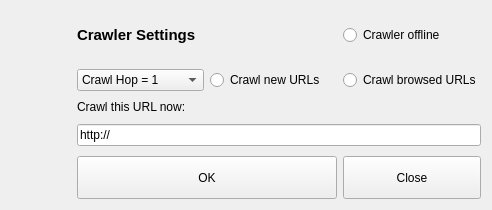
First picture: the form in ui/crawler-settings.ui, repository berndhs/arado, before the edit.
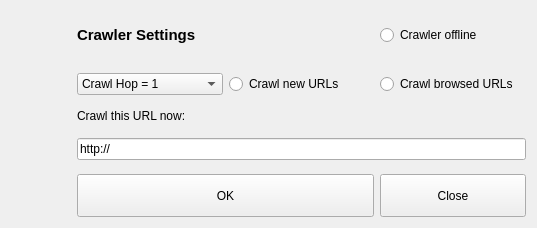
Second picture: the form after the edit. Icons and pictures are not drawn.

Commit message: connect crawler dialog, preliminary

```diff
--- a/ui/crawler-settings.ui
+++ b/ui/crawler-settings.ui
@@ -6,8 +6,8 @@
    <rect>
     <x>0</x>
     <y>0</y>
-    <width>492</width>
-    <height>210</height>
+    <width>537</width>
+    <height>228</height>
    </rect>
   </property>
   <property name="windowTitle">
```
Left out of the diff: 6 changed lines with no effect on the pictures. The commit also changes 5 other files.
